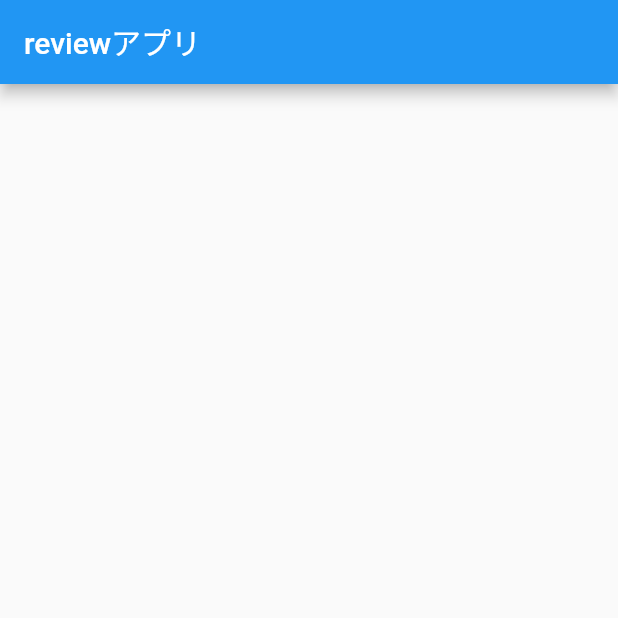
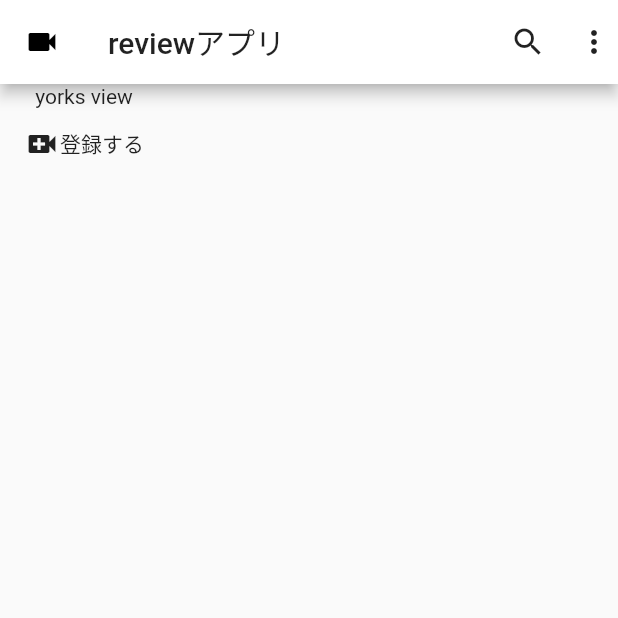
Before and after one commit to 11mrhappy/review, a Flutter app: the screen it shows after launch, on a phone screen of 412 x 824 dp, the top half of it. Run offline on Flutter 3.47's test engine with Material 2 defaults, Android fonts, the phone set to English and light mode, and no system bars.

Commit message:
icons, text, button,

```diff
--- a/lib/main.dart
+++ b/lib/main.dart
@@ -8,11 +8,65 @@ class MyApp extends StatelessWidget {
   @override
   Widget build(BuildContext context) {
     return MaterialApp(
+       theme: ThemeData(
+         primaryColor: Colors.white,
+       ),
       home: Scaffold(
         appBar: AppBar(
-          title: const Text('reviewアプリ'),
+          centerTitle: false,
+          leading: Icon(Icons.videocam),
+          title: const Text(
+              'reviewアプリ',
+          ),
+          actions: [
+            SizedBox(
+              width: 44,
+              child: FlatButton(
+                child: Icon(Icons.search),
+                onPressed: (){
+
+                },
+              ),
+            ),
+            SizedBox(
+              width: 44,
+              child: FlatButton(
+                child: Icon(Icons.more_vert),
+                onPressed: (){
+
+                },
+              ),
+            ),
+          ],
         ),
-        body: Container(),
+        body: Container(
+          child: Column(
+            children: [
+              Row(
+                children: [
+                  Column(
+                    children: [
+                      const Text(
+                        'yorks view',
+                      ),
+                      FlatButton(
+                        child: Row(
+                          children: [
+                            Icon(Icons.video_call),
+                            Text('登録する'),
+                          ],
+                        ),
+                        onPressed: (){
+
+                        },
+                      ),
+                    ],
+                  )
+                ],
+              )
+            ],
+          ),
+        ),
       ),
     );
   }
```
